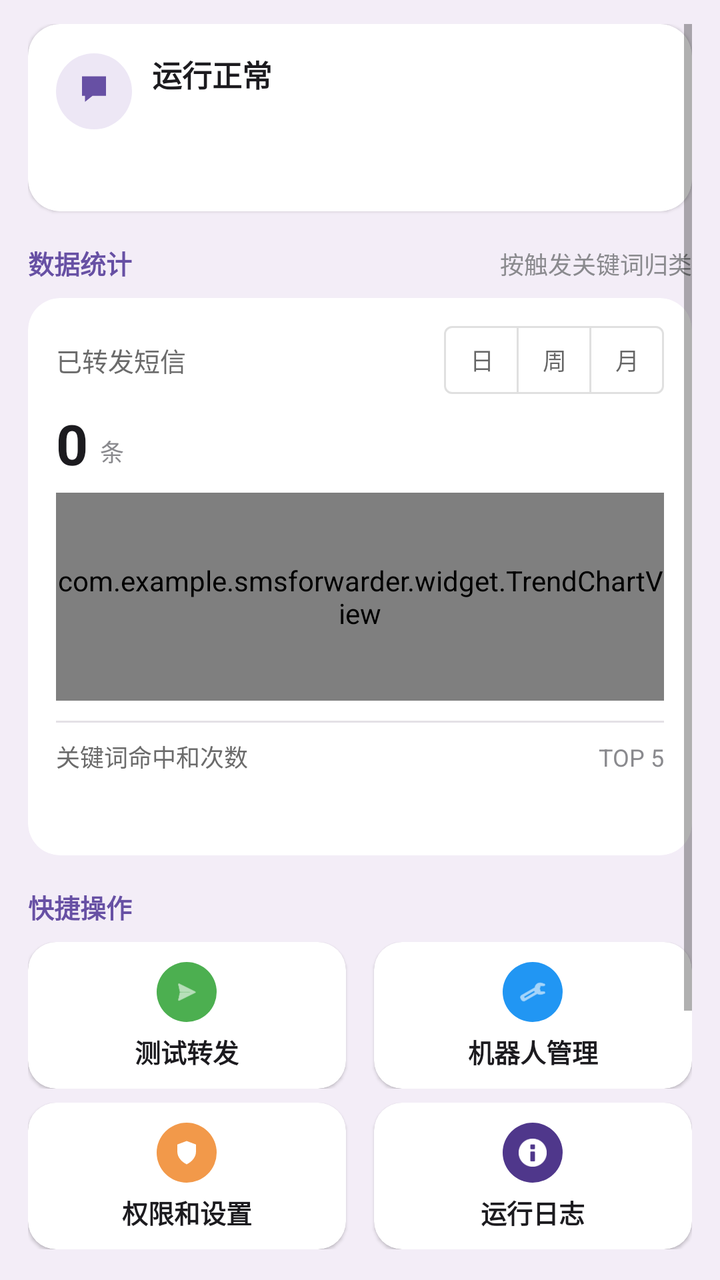
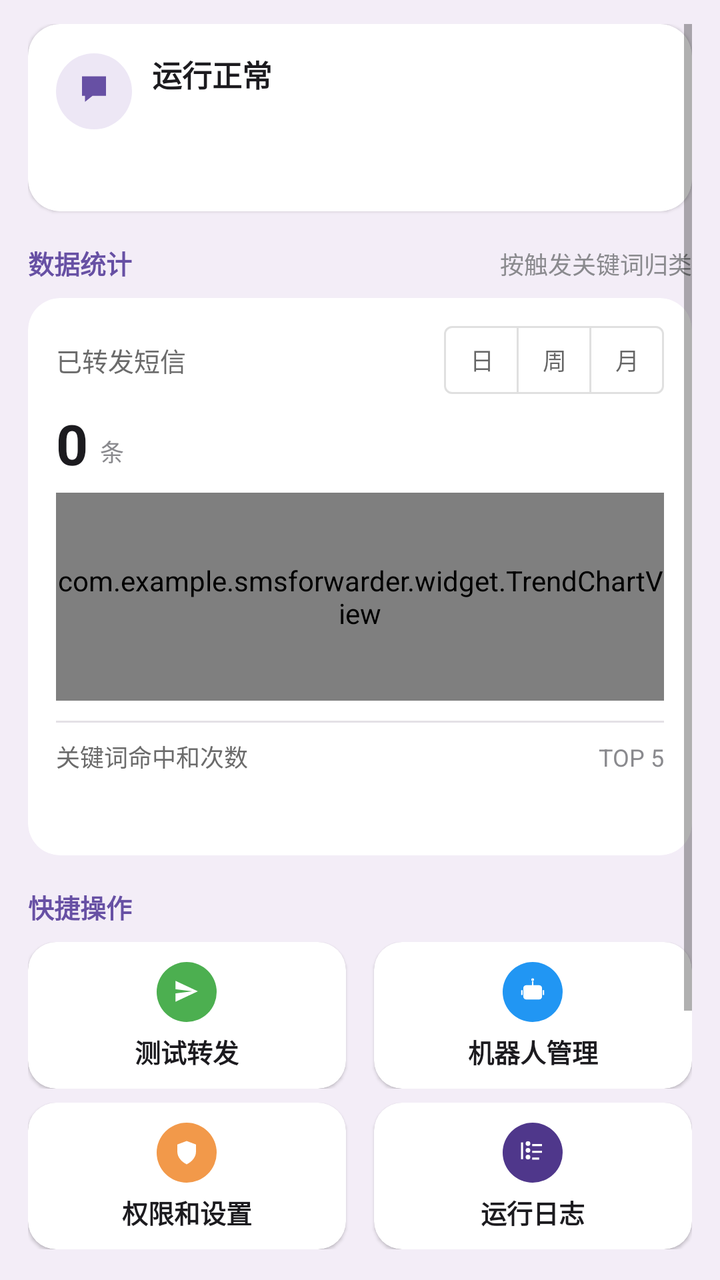

Screens rendered from an Android XML layout before and after an edit, with the pre-edit source and the edit as a unified diff.
<!-- AndroidManifest.xml: application theme Theme.SMSForwarder -->
<!-- res/layout/activity_main.xml -->
<?xml version="1.0" encoding="utf-8"?>
<ScrollView xmlns:android="http://schemas.android.com/apk/res/android"
    xmlns:app="http://schemas.android.com/apk/res-auto"
    android:layout_width="match_parent"
    android:layout_height="match_parent"
    android:background="@color/bg_page"
    android:clipToPadding="false"
    android:paddingStart="14dp"
    android:paddingTop="12dp"
    android:paddingEnd="14dp"
    android:paddingBottom="20dp">

    <LinearLayout
        android:layout_width="match_parent"
        android:layout_height="wrap_content"
        android:orientation="vertical">

        
        <com.google.android.material.card.MaterialCardView
            android:layout_width="match_parent"
            android:layout_height="wrap_content"
            app:cardBackgroundColor="@android:color/white"
            app:cardCornerRadius="16dp"
            app:cardElevation="1dp">

            <LinearLayout
                android:layout_width="match_parent"
                android:layout_height="wrap_content"
                android:orientation="vertical"
                android:padding="14dp">

                <LinearLayout
                    android:layout_width="match_parent"
                    android:layout_height="wrap_content"
                    android:gravity="center_vertical"
                    android:orientation="horizontal">

                    <ImageView
                        android:layout_width="38dp"
                        android:layout_height="38dp"
                        android:background="@drawable/bg_circle"
                        android:backgroundTint="@color/icon_purple_light"
                        android:contentDescription="服务状态"
                        android:padding="10dp"
                        android:src="@drawable/ic_chat"
                        android:tint="@color/purple_primary" />

                    <LinearLayout
                        android:layout_width="0dp"
                        android:layout_height="wrap_content"
                        android:layout_marginStart="10dp"
                        android:layout_weight="1"
                        android:orientation="vertical">

                        <TextView
                            android:layout_width="wrap_content"
                            android:layout_height="wrap_content"
                            android:text="运行正常"
                            android:textColor="@color/text_primary"
                            android:textSize="15sp"
                            android:textStyle="bold" />

                        <TextView
                            android:id="@+id/tvServiceSubtitle"
                            android:layout_width="wrap_content"
                            android:layout_height="wrap_content"
                            android:layout_marginTop="1dp"
                            android:textColor="@color/text_secondary"
                            android:textSize="12sp" />
                    </LinearLayout>
                </LinearLayout>

                <TextView
                    android:id="@+id/tvPermChips"
                    android:layout_width="match_parent"
                    android:layout_height="wrap_content"
                    android:layout_marginTop="10dp"
                    android:lineSpacingExtra="4dp"
                    android:textSize="12sp" />
            </LinearLayout>
        </com.google.android.material.card.MaterialCardView>

        
        <LinearLayout
            android:layout_width="match_parent"
            android:layout_height="wrap_content"
            android:layout_marginTop="16dp"
            android:layout_marginBottom="8dp"
            android:orientation="horizontal">

            <TextView
                android:layout_width="0dp"
                android:layout_height="wrap_content"
                android:layout_weight="1"
                android:text="数据统计"
                android:textColor="@color/purple_primary"
                android:textSize="13sp"
                android:textStyle="bold" />

            <TextView
                android:layout_width="wrap_content"
                android:layout_height="wrap_content"
                android:text="按触发关键词归类"
                android:textColor="@color/text_helper"
                android:textSize="12sp" />
        </LinearLayout>

        <com.google.android.material.card.MaterialCardView
            android:layout_width="match_parent"
            android:layout_height="wrap_content"
            app:cardBackgroundColor="@android:color/white"
            app:cardCornerRadius="16dp"
            app:cardElevation="1dp">

            <LinearLayout
                android:layout_width="match_parent"
                android:layout_height="wrap_content"
                android:orientation="vertical"
                android:padding="14dp">

                <LinearLayout
                    android:layout_width="match_parent"
                    android:layout_height="wrap_content"
                    android:gravity="center_vertical"
                    android:orientation="horizontal">

                    <TextView
                        android:layout_width="0dp"
                        android:layout_height="wrap_content"
                        android:layout_weight="1"
                        android:text="已转发短信"
                        android:textColor="@color/text_secondary"
                        android:textSize="13sp" />

                    <com.google.android.material.button.MaterialButtonToggleGroup
                        android:id="@+id/statModeGroup"
                        android:layout_width="wrap_content"
                        android:layout_height="wrap_content"
                        app:selectionRequired="true"
                        app:singleSelection="true">

                        <com.google.android.material.button.MaterialButton
                            android:id="@+id/btnModeDay"
                            style="@style/Widget.MaterialComponents.Button.OutlinedButton"
                            android:layout_width="wrap_content"
                            android:layout_height="34dp"
                            android:insetTop="0dp"
                            android:insetBottom="0dp"
                            android:minWidth="0dp"
                            android:paddingStart="12dp"
                            android:paddingEnd="12dp"
                            android:text="日"
                            android:textSize="12sp" />

                        <com.google.android.material.button.MaterialButton
                            android:id="@+id/btnModeWeek"
                            style="@style/Widget.MaterialComponents.Button.OutlinedButton"
                            android:layout_width="wrap_content"
                            android:layout_height="34dp"
                            android:insetTop="0dp"
                            android:insetBottom="0dp"
                            android:minWidth="0dp"
                            android:paddingStart="12dp"
                            android:paddingEnd="12dp"
                            android:text="周"
                            android:textSize="12sp" />

                        <com.google.android.material.button.MaterialButton
                            android:id="@+id/btnModeMonth"
                            style="@style/Widget.MaterialComponents.Button.OutlinedButton"
                            android:layout_width="wrap_content"
                            android:layout_height="34dp"
                            android:insetTop="0dp"
                            android:insetBottom="0dp"
                            android:minWidth="0dp"
                            android:paddingStart="12dp"
                            android:paddingEnd="12dp"
                            android:text="月"
                            android:textSize="12sp" />
                    </com.google.android.material.button.MaterialButtonToggleGroup>
                </LinearLayout>

                <LinearLayout
                    android:layout_width="match_parent"
                    android:layout_height="wrap_content"
                    android:layout_marginTop="6dp"
                    android:gravity="bottom"
                    android:orientation="horizontal">

                    <TextView
                        android:id="@+id/tvStatTotal"
                        android:layout_width="wrap_content"
                        android:layout_height="wrap_content"
                        android:text="0"
                        android:textColor="@color/text_primary"
                        android:textSize="28sp"
                        android:textStyle="bold" />

                    <TextView
                        android:layout_width="wrap_content"
                        android:layout_height="wrap_content"
                        android:layout_marginStart="6dp"
                        android:layout_marginBottom="2dp"
                        android:text="条"
                        android:textColor="@color/text_helper"
                        android:textSize="12sp" />

                    <TextView
                        android:id="@+id/tvStatDelta"
                        android:layout_width="0dp"
                        android:layout_height="wrap_content"
                        android:layout_marginBottom="3dp"
                        android:layout_weight="1"
                        android:gravity="end"
                        android:textColor="@color/green_ok"
                        android:textSize="12sp" />
                </LinearLayout>

                <com.example.smsforwarder.widget.TrendChartView
                    android:id="@+id/chartTrend"
                    android:layout_width="match_parent"
                    android:layout_height="104dp"
                    android:layout_marginTop="6dp" />

                <View
                    android:layout_width="match_parent"
                    android:layout_height="1dp"
                    android:layout_marginTop="10dp"
                    android:background="@color/divider" />

                <LinearLayout
                    android:layout_width="match_parent"
                    android:layout_height="wrap_content"
                    android:layout_marginTop="8dp"
                    android:orientation="horizontal">

                    <TextView
                        android:layout_width="0dp"
                        android:layout_height="wrap_content"
                        android:layout_weight="1"
                        android:text="关键词命中和次数"
                        android:textColor="@color/text_secondary"
                        android:textSize="12sp" />

                    <TextView
                        android:layout_width="wrap_content"
                        android:layout_height="wrap_content"
                        android:text="TOP 5"
                        android:textColor="@color/text_helper"
                        android:textSize="12sp" />
                </LinearLayout>

                <LinearLayout
                    android:id="@+id/llTop5"
                    android:layout_width="match_parent"
                    android:layout_height="wrap_content"
                    android:layout_marginTop="4dp"
                    android:orientation="vertical" />

                <TextView
                    android:id="@+id/tvStatNote"
                    android:layout_width="match_parent"
                    android:layout_height="wrap_content"
                    android:layout_marginTop="8dp"
                    android:textColor="@color/text_helper"
                    android:textSize="11sp" />
            </LinearLayout>
        </com.google.android.material.card.MaterialCardView>

        
        <TextView
            android:layout_width="wrap_content"
            android:layout_height="wrap_content"
            android:layout_marginTop="16dp"
            android:layout_marginBottom="8dp"
            android:text="快捷操作"
            android:textColor="@color/purple_primary"
            android:textSize="13sp"
            android:textStyle="bold" />

        <LinearLayout
            android:layout_width="match_parent"
            android:layout_height="wrap_content"
            android:baselineAligned="false"
            android:orientation="horizontal">

            <com.google.android.material.card.MaterialCardView
                android:id="@+id/cardTestForward"
                android:layout_width="0dp"
                android:layout_height="wrap_content"
                android:layout_marginEnd="7dp"
                android:layout_weight="1"
                android:clickable="true"
                android:focusable="true"
                android:foreground="?attr/selectableItemBackground"
                app:cardBackgroundColor="@android:color/white"
                app:cardCornerRadius="14dp"
                app:cardElevation="1dp">

                <LinearLayout
                    android:layout_width="match_parent"
                    android:layout_height="wrap_content"
                    android:gravity="center"
                    android:orientation="vertical"
                    android:paddingTop="10dp"
                    android:paddingBottom="9dp">

                    <ImageView
                        android:layout_width="30dp"
                        android:layout_height="30dp"
                        android:background="@drawable/bg_circle"
                        android:backgroundTint="@color/icon_green"
                        android:contentDescription="测试转发"
                        android:padding="8dp"
                        android:src="@android:drawable/ic_menu_send"
                        android:tint="@android:color/white" />

                    <TextView
                        android:layout_width="wrap_content"
                        android:layout_height="wrap_content"
                        android:layout_marginTop="5dp"
                        android:text="测试转发"
                        android:textColor="@color/text_primary"
                        android:textSize="13sp"
                        android:textStyle="bold" />
                </LinearLayout>
            </com.google.android.material.card.MaterialCardView>

            <com.google.android.material.card.MaterialCardView
                android:id="@+id/cardManageBots"
                android:layout_width="0dp"
                android:layout_height="wrap_content"
                android:layout_marginStart="7dp"
                android:layout_weight="1"
                android:clickable="true"
                android:focusable="true"
                android:foreground="?attr/selectableItemBackground"
                app:cardBackgroundColor="@android:color/white"
                app:cardCornerRadius="14dp"
                app:cardElevation="1dp">

                <LinearLayout
                    android:layout_width="match_parent"
                    android:layout_height="wrap_content"
                    android:gravity="center"
                    android:orientation="vertical"
                    android:paddingTop="10dp"
                    android:paddingBottom="9dp">

                    <ImageView
                        android:layout_width="30dp"
                        android:layout_height="30dp"
                        android:background="@drawable/bg_circle"
                        android:backgroundTint="@color/icon_blue"
                        android:contentDescription="机器人管理"
                        android:padding="8dp"
                        android:src="@android:drawable/ic_menu_manage"
                        android:tint="@android:color/white" />

                    <TextView
                        android:layout_width="wrap_content"
                        android:layout_height="wrap_content"
                        android:layout_marginTop="5dp"
                        android:text="机器人管理"
                        android:textColor="@color/text_primary"
                        android:textSize="13sp"
                        android:textStyle="bold" />
                </LinearLayout>
            </com.google.android.material.card.MaterialCardView>
        </LinearLayout>

        <LinearLayout
            android:layout_width="match_parent"
            android:layout_height="wrap_content"
            android:layout_marginTop="7dp"
            android:baselineAligned="false"
            android:orientation="horizontal">

            <com.google.android.material.card.MaterialCardView
                android:id="@+id/cardPermissions"
                android:layout_width="0dp"
                android:layout_height="wrap_content"
                android:layout_marginEnd="7dp"
                android:layout_weight="1"
                android:clickable="true"
                android:focusable="true"
                android:foreground="?attr/selectableItemBackground"
                app:cardBackgroundColor="@android:color/white"
                app:cardCornerRadius="14dp"
                app:cardElevation="1dp">

                <LinearLayout
                    android:layout_width="match_parent"
                    android:layout_height="wrap_content"
                    android:gravity="center"
                    android:orientation="vertical"
                    android:paddingTop="10dp"
                    android:paddingBottom="9dp">

                    <ImageView
                        android:layout_width="30dp"
                        android:layout_height="30dp"
                        android:background="@drawable/bg_circle"
                        android:backgroundTint="@color/icon_orange"
                        android:contentDescription="权限和设置"
                        android:padding="8dp"
                        android:src="@drawable/ic_shield"
                        android:tint="@android:color/white" />

                    <TextView
                        android:layout_width="wrap_content"
                        android:layout_height="wrap_content"
                        android:layout_marginTop="5dp"
                        android:text="权限和设置"
                        android:textColor="@color/text_primary"
                        android:textSize="13sp"
                        android:textStyle="bold" />
                </LinearLayout>
            </com.google.android.material.card.MaterialCardView>

            <com.google.android.material.card.MaterialCardView
                android:id="@+id/cardLogs"
                android:layout_width="0dp"
                android:layout_height="wrap_content"
                android:layout_marginStart="7dp"
                android:layout_weight="1"
                android:clickable="true"
                android:focusable="true"
                android:foreground="?attr/selectableItemBackground"
                app:cardBackgroundColor="@android:color/white"
                app:cardCornerRadius="14dp"
                app:cardElevation="1dp">

                <LinearLayout
                    android:layout_width="match_parent"
                    android:layout_height="wrap_content"
                    android:gravity="center"
                    android:orientation="vertical"
                    android:paddingTop="10dp"
                    android:paddingBottom="9dp">

                    <ImageView
                        android:layout_width="30dp"
                        android:layout_height="30dp"
                        android:background="@drawable/bg_circle"
                        android:backgroundTint="@color/purple_dark"
                        android:contentDescription="运行日志"
                        android:padding="8dp"
                        android:src="@android:drawable/ic_dialog_info"
                        android:tint="@android:color/white" />

                    <TextView
                        android:layout_width="wrap_content"
                        android:layout_height="wrap_content"
                        android:layout_marginTop="5dp"
                        android:text="运行日志"
                        android:textColor="@color/text_primary"
                        android:textSize="13sp"
                        android:textStyle="bold" />
                </LinearLayout>
            </com.google.android.material.card.MaterialCardView>
        </LinearLayout>

        
        <TextView
            android:layout_width="wrap_content"
            android:layout_height="wrap_content"
            android:layout_marginTop="16dp"
            android:layout_marginBottom="8dp"
            android:text="使用提示"
            android:textColor="@color/purple_primary"
            android:textSize="13sp"
            android:textStyle="bold" />

        <com.google.android.material.card.MaterialCardView
            android:layout_width="match_parent"
            android:layout_height="wrap_content"
            app:cardBackgroundColor="@android:color/white"
            app:cardCornerRadius="16dp"
            app:cardElevation="1dp">

            <TextView
                android:layout_width="match_parent"
                android:layout_height="wrap_content"
                android:lineSpacingExtra="6dp"
                android:padding="14dp"
                android:text="1. 在「机器人管理」填入群机器人 Webhook\n2. 关键词用条件组：组内同时满足、组间任一满足\n3. 开启通知监听与电池白名单，避免被杀后台\n4. 先「测试转发」确认群内能收到"
                android:textColor="@color/text_primary"
                android:textSize="13sp" />
        </com.google.android.material.card.MaterialCardView>
    </LinearLayout>
</ScrollView>
<!-- resources referenced by this layout -->
<resources>
  <color name="bg_page">#F3EDF7</color>
  <color name="divider">#E4E1E6</color>
  <color name="green_ok">#2E7D32</color>
  <color name="icon_blue">#2196F3</color>
  <color name="icon_green">#4CAF50</color>
  <color name="icon_orange">#F2994A</color>
  <color name="icon_purple_light">#EDE7F5</color>
  <color name="purple_dark">#4F378B</color>
  <color name="purple_primary">#6750A4</color>
  <color name="text_helper">#8A8A8E</color>
  <color name="text_primary">#1C1B1F</color>
  <color name="text_secondary">#6B6B6B</color>
  <!-- drawable bg_circle (drawable) -->
  <?xml version="1.0" encoding="utf-8"?>
  <shape xmlns:android="http://schemas.android.com/apk/res/android"
      android:shape="oval">
      <solid android:color="@android:color/white" />
  </shape>
  <!-- drawable ic_chat (drawable) -->
  <?xml version="1.0" encoding="utf-8"?>
  <vector xmlns:android="http://schemas.android.com/apk/res/android"
      android:width="24dp"
      android:height="24dp"
      android:viewportWidth="24"
      android:viewportHeight="24">
      <path
          android:fillColor="#FFFFFFFF"
          android:pathData="M4,2 L20,2 L20,15 L11,15 L6,19 L6,15 L4,15 Z" />
  </vector>
  <!-- drawable ic_shield (drawable) -->
  <?xml version="1.0" encoding="utf-8"?>
  <vector xmlns:android="http://schemas.android.com/apk/res/android"
      android:width="24dp"
      android:height="24dp"
      android:viewportWidth="24"
      android:viewportHeight="24">
      <path
          android:fillColor="#FFFFFFFF"
          android:pathData="M12,2 L20,5 v6 c0,5 -3.6,8.8 -8,11 c-4.4,-2.2 -8,-6 -8,-11 v-6 z" />
  </vector>
  <style name="Theme.SMSForwarder" parent="Theme.MaterialComponents.DayNight.DarkActionBar">
          <item name="colorPrimary">#6750A4</item>
          <item name="colorPrimaryVariant">#4F378B</item>
          <item name="colorOnPrimary">#FFFFFF</item>
          <item name="colorSecondary">#6750A4</item>
          <item name="colorOnSecondary">#FFFFFF</item>
      </style>
</resources>

<!-- the commit's change to res/layout/activity_main.xml (unified diff, before → after) -->
@@ -312,7 +312,7 @@
                         android:backgroundTint="@color/icon_green"
                         android:contentDescription="测试转发"
                         android:padding="8dp"
-                        android:src="@android:drawable/ic_menu_send"
+                        android:src="@drawable/ic_send"
                         android:tint="@android:color/white" />
 
                     <TextView
@@ -354,7 +354,7 @@
                         android:backgroundTint="@color/icon_blue"
                         android:contentDescription="机器人管理"
                         android:padding="8dp"
-                        android:src="@android:drawable/ic_menu_manage"
+                        android:src="@drawable/ic_robot"
                         android:tint="@android:color/white" />
 
                     <TextView
@@ -446,7 +446,7 @@
                         android:backgroundTint="@color/purple_dark"
                         android:contentDescription="运行日志"
                         android:padding="8dp"
-                        android:src="@android:drawable/ic_dialog_info"
+                        android:src="@drawable/ic_log"
                         android:tint="@android:color/white" />
 
                     <TextView
<!-- resource entries referenced after the edit -->
@@ -29,6 +29,54 @@
           android:fillColor="#FFFFFFFF"
           android:pathData="M4,2 L20,2 L20,15 L11,15 L6,19 L6,15 L4,15 Z" />
   </vector>
+  <!-- drawable ic_log (drawable) -->
+  <?xml version="1.0" encoding="utf-8"?>
+  <vector xmlns:android="http://schemas.android.com/apk/res/android"
+      android:width="24dp"
+      android:height="24dp"
+      android:viewportWidth="24"
+      android:viewportHeight="24">
+      <path
+          android:fillColor="#FF6750A4"
+          android:pathData="M6,4.2a2,2 0,1 1,4 0a2,2 0,1 1,-4 0M6,10a2,2 0,1 1,4 0a2,2 0,1 1,-4 0M6,15.8a2,2 0,1 1,4 0a2,2 0,1 1,-4 0" />
+      <path
+          android:fillColor="#FF6750A4"
+          android:pathData="M11.6,4.6h8.4v1.8h-8.4zM11.6,10.4h8.4v1.8h-8.4zM11.6,16.2h6v1.8h-6z" />
+      <path
+          android:fillColor="#FF6750A4"
+          android:pathData="M2,3.2h1.8v14.4h-1.8z" />
+  </vector>
+  <!-- drawable ic_robot (drawable) -->
+  <?xml version="1.0" encoding="utf-8"?>
+  <vector xmlns:android="http://schemas.android.com/apk/res/android"
+      android:width="24dp"
+      android:height="24dp"
+      android:viewportWidth="24"
+      android:viewportHeight="24">
+      <path
+          android:fillColor="#FF6750A4"
+          android:pathData="M12,1.4m-1.2,0a1.2,1.2 0,1 0,2.4 0a1.2,1.2 0,1 0,-2.4 0" />
+      <path
+          android:fillColor="#FF6750A4"
+          android:pathData="M11.4,2.8h1.2v3.6h-1.2z" />
+      <path
+          android:fillColor="#FF6750A4"
+          android:pathData="M6.4,6.2H17.6A2.4,2.4 0 0 1,20 8.6V16A2.4,2.4 0 0 1,17.6 18.4H6.4A2.4,2.4 0 0 1,4 16V8.6A2.4,2.4 0 0 1,6.4 6.2Z" />
+      <path
+          android:fillColor="#FF6750A4"
+          android:pathData="M2.2,10.4h1.2v4.2h-1.2zM20.6,10.4h1.2v4.2h-1.2z" />
+  </vector>
+  <!-- drawable ic_send (drawable) -->
+  <?xml version="1.0" encoding="utf-8"?>
+  <vector xmlns:android="http://schemas.android.com/apk/res/android"
+      android:width="24dp"
+      android:height="24dp"
+      android:viewportWidth="24"
+      android:viewportHeight="24">
+      <path
+          android:fillColor="#FFFFFFFF"
+          android:pathData="M2.4,20.4L21.6,11.4 2.4,2.4 2.4,9.6 16.8,11.4 2.4,13.2z" />
+  </vector>
   <!-- drawable ic_shield (drawable) -->
   <?xml version="1.0" encoding="utf-8"?>
   <vector xmlns:android="http://schemas.android.com/apk/res/android"
